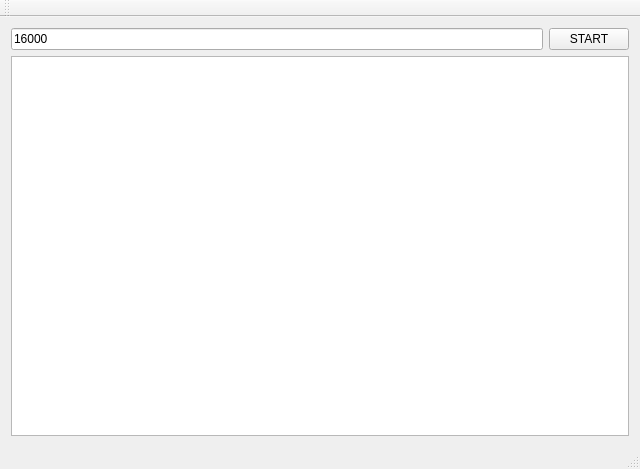
This is unions.ui in fsvymk/unions as Qt 5 draws it before an edit. The edited form follows.
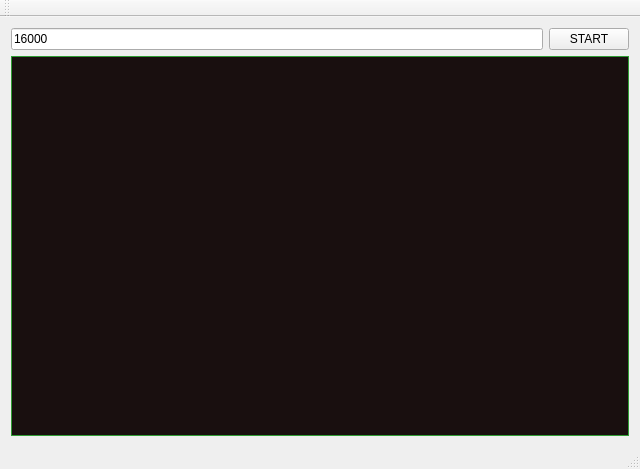
This is the edited form.

Commit message: End of 25-th march

What changed in the file:
```diff
--- a/unions.ui
+++ b/unions.ui
@@ -30,7 +30,428 @@
      </widget>
     </item>
     <item row="1" column="0" colspan="2">
-     <widget class="QPlainTextEdit" name="plainTextEdit"/>
+     <widget class="QPlainTextEdit" name="plainTextEdit">
+      <property name="palette">
+       <palette>
+        <active>
+         <colorrole role="WindowText">
+          <brush brushstyle="SolidPattern">
+           <color alpha="255">
+            <red>0</red>
+            <green>0</green>
+            <blue>0</blue>
+           </color>
+          </brush>
+         </colorrole>
+         <colorrole role="Button">
+          <brush brushstyle="SolidPattern">
+           <color alpha="255">
+            <red>62</red>
+            <green>202</green>
+            <blue>67</blue>
+           </color>
+          </brush>
+         </colorrole>
+         <colorrole role="Light">
+          <brush brushstyle="SolidPattern">
+           <color alpha="255">
+            <red>126</red>
+            <green>255</green>
+            <blue>131</blue>
+           </color>
+          </brush>
+         </colorrole>
+         <colorrole role="Midlight">
+          <brush brushstyle="SolidPattern">
+           <color alpha="255">
+            <red>94</red>
+            <green>228</green>
+            <blue>99</blue>
+           </color>
+          </brush>
+         </colorrole>
+         <colorrole role="Dark">
+          <brush brushstyle="SolidPattern">
+           <color alpha="255">
+            <red>31</red>
+            <green>101</green>
+            <blue>33</blue>
+           </color>
+          </brush>
+         </colorrole>
+         <colorrole role="Mid">
+          <brush brushstyle="SolidPattern">
+           <color alpha="255">
+            <red>41</red>
+            <green>135</green>
+            <blue>44</blue>
+           </color>
+          </brush>
+         </colorrole>
+         <colorrole role="Text">
+          <brush brushstyle="SolidPattern">
+           <color alpha="255">
+            <red>38</red>
+            <green>230</green>
+            <blue>24</blue>
+           </color>
+          </brush>
+         </colorrole>
+         <colorrole role="BrightText">
+          <brush brushstyle="SolidPattern">
+           <color alpha="255">
+            <red>255</red>
+            <green>255</green>
+            <blue>255</blue>
+           </color>
+          </brush>
+         </colorrole>
+         <colorrole role="ButtonText">
+          <brush brushstyle="SolidPattern">
+           <color alpha="255">
+            <red>0</red>
+            <green>0</green>
+            <blue>0</blue>
+           </color>
+          </brush>
+         </colorrole>
+         <colorrole role="Base">
+          <brush brushstyle="SolidPattern">
+           <color alpha="255">
+            <red>25</red>
+            <green>15</green>
+            <blue>15</blue>
+           </color>
+          </brush>
+         </colorrole>
+         <colorrole role="Window">
+          <brush brushstyle="SolidPattern">
+           <color alpha="255">
+            <red>62</red>
+            <green>202</green>
+            <blue>67</blue>
+           </color>
+          </brush>
+         </colorrole>
+         <colorrole role="Shadow">
+          <brush brushstyle="SolidPattern">
+           <color alpha="255">
+            <red>0</red>
+            <green>0</green>
+            <blue>0</blue>
+           </color>
+          </brush>
+         </colorrole>
+         <colorrole role="AlternateBase">
+          <brush brushstyle="SolidPattern">
+           <color alpha="255">
+            <red>158</red>
+            <green>228</green>
+            <blue>161</blue>
+           </color>
+          </brush>
+         </colorrole>
+         <colorrole role="ToolTipBase">
+          <brush brushstyle="SolidPattern">
+           <color alpha="255">
+            <red>255</red>
+            <green>255</green>
+            <blue>220</blue>
+           </color>
+          </brush>
+         </colorrole>
+         <colorrole role="ToolTipText">
+          <brush brushstyle="SolidPattern">
+           <color alpha="255">
+            <red>0</red>
+            <green>0</green>
+            <blue>0</blue>
+           </color>
+          </brush>
+         </colorrole>
+        </active>
+        <inactive>
+         <colorrole role="WindowText">
+          <brush brushstyle="SolidPattern">
+           <color alpha="255">
+            <red>0</red>
+            <green>0</green>
+            <blue>0</blue>
+           </color>
+          </brush>
+         </colorrole>
+         <colorrole role="Button">
+          <brush brushstyle="SolidPattern">
+           <color alpha="255">
+            <red>62</red>
+            <green>202</green>
+            <blue>67</blue>
+           </color>
+          </brush>
+         </colorrole>
+         <colorrole role="Light">
+          <brush brushstyle="SolidPattern">
+           <color alpha="255">
+            <red>126</red>
+            <green>255</green>
+            <blue>131</blue>
+           </color>
+          </brush>
+         </colorrole>
+         <colorrole role="Midlight">
+          <brush brushstyle="SolidPattern">
+           <color alpha="255">
+            <red>94</red>
+            <green>228</green>
+            <blue>99</blue>
+           </color>
+          </brush>
+         </colorrole>
+         <colorrole role="Dark">
+          <brush brushstyle="SolidPattern">
+           <color alpha="255">
+            <red>31</red>
+            <green>101</green>
+            <blue>33</blue>
+           </color>
+          </brush>
+         </colorrole>
+         <colorrole role="Mid">
+          <brush brushstyle="SolidPattern">
+           <color alpha="255">
+            <red>41</red>
+            <green>135</green>
+            <blue>44</blue>
+           </color>
+          </brush>
+         </colorrole>
+         <colorrole role="Text">
+          <brush brushstyle="SolidPattern">
+           <color alpha="255">
+            <red>38</red>
+            <green>230</green>
+            <blue>24</blue>
+           </color>
+          </brush>
+         </colorrole>
+         <colorrole role="BrightText">
+          <brush brushstyle="SolidPattern">
+           <color alpha="255">
+            <red>255</red>
+            <green>255</green>
+            <blue>255</blue>
+           </color>
+          </brush>
+         </colorrole>
+         <colorrole role="ButtonText">
+          <brush brushstyle="SolidPattern">
+           <color alpha="255">
+            <red>0</red>
+            <green>0</green>
+            <blue>0</blue>
+           </color>
+          </brush>
+         </colorrole>
+         <colorrole role="Base">
+          <brush brushstyle="SolidPattern">
+           <color alpha="255">
+            <red>25</red>
+            <green>15</green>
+            <blue>15</blue>
+           </color>
+          </brush>
+         </colorrole>
+         <colorrole role="Window">
+          <brush brushstyle="SolidPattern">
+           <color alpha="255">
+            <red>62</red>
+            <green>202</green>
+            <blue>67</blue>
+           </color>
+          </brush>
+         </colorrole>
+         <colorrole role="Shadow">
+          <brush brushstyle="SolidPattern">
+           <color alpha="255">
+            <red>0</red>
+            <green>0</green>
+            <blue>0</blue>
+           </color>
+          </brush>
+         </colorrole>
+         <colorrole role="AlternateBase">
+          <brush brushstyle="SolidPattern">
+           <color alpha="255">
+            <red>158</red>
+            <green>228</green>
+            <blue>161</blue>
+           </color>
+          </brush>
+         </colorrole>
+         <colorrole role="ToolTipBase">
+          <brush brushstyle="SolidPattern">
+           <color alpha="255">
+            <red>255</red>
+            <green>255</green>
+            <blue>220</blue>
+           </color>
+          </brush>
+         </colorrole>
+         <colorrole role="ToolTipText">
+          <brush brushstyle="SolidPattern">
+           <color alpha="255">
+            <red>0</red>
+            <green>0</green>
+            <blue>0</blue>
+           </color>
+          </brush>
+         </colorrole>
+        </inactive>
+        <disabled>
+         <colorrole role="WindowText">
+          <brush brushstyle="SolidPattern">
+           <color alpha="255">
+            <red>31</red>
+            <green>101</green>
+            <blue>33</blue>
+           </color>
+          </brush>
+         </colorrole>
+         <colorrole role="Button">
+          <brush brushstyle="SolidPattern">
+           <color alpha="255">
+            <red>62</red>
+            <green>202</green>
+            <blue>67</blue>
+           </color>
+          </brush>
+         </colorrole>
+         <colorrole role="Light">
+          <brush brushstyle="SolidPattern">
+           <color alpha="255">
+            <red>126</red>
+            <green>255</green>
+            <blue>131</blue>
+           </color>
+          </brush>
+         </colorrole>
+         <colorrole role="Midlight">
+          <brush brushstyle="SolidPattern">
+           <color alpha="255">
+            <red>94</red>
+            <green>228</green>
+            <blue>99</blue>
+           </color>
+          </brush>
+         </colorrole>
+         <colorrole role="Dark">
+          <brush brushstyle="SolidPattern">
+           <color alpha="255">
+            <red>31</red>
+            <green>101</green>
+            <blue>33</blue>
+           </color>
+          </brush>
+         </colorrole>
+         <colorrole role="Mid">
+          <brush brushstyle="SolidPattern">
+           <color alpha="255">
+            <red>41</red>
+            <green>135</green>
+            <blue>44</blue>
+           </color>
+          </brush>
+         </colorrole>
+         <colorrole role="Text">
+          <brush brushstyle="SolidPattern">
+           <color alpha="255">
+            <red>31</red>
+            <green>101</green>
+            <blue>33</blue>
+           </color>
+          </brush>
+         </colorrole>
+         <colorrole role="BrightText">
+          <brush brushstyle="SolidPattern">
+           <color alpha="255">
+            <red>255</red>
+            <green>255</green>
+            <blue>255</blue>
+           </color>
+          </brush>
+         </colorrole>
+         <colorrole role="ButtonText">
+          <brush brushstyle="SolidPattern">
+           <color alpha="255">
+            <red>31</red>
+            <green>101</green>
+            <blue>33</blue>
+           </color>
+          </brush>
+         </colorrole>
+         <colorrole role="Base">
+          <brush brushstyle="SolidPattern">
+           <color alpha="255">
+            <red>62</red>
+            <green>202</green>
+            <blue>67</blue>
+           </color>
+          </brush>
+         </colorrole>
+         <colorrole role="Window">
+          <brush brushstyle="SolidPattern">
+           <color alpha="255">
+            <red>62</red>
+            <green>202</green>
+            <blue>67</blue>
+           </color>
+          </brush>
+         </colorrole>
+         <colorrole role="Shadow">
+          <brush brushstyle="SolidPattern">
+           <color alpha="255">
+            <red>0</red>
+            <green>0</green>
+            <blue>0</blue>
+           </color>
+          </brush>
+         </colorrole>
+         <colorrole role="AlternateBase">
+          <brush brushstyle="SolidPattern">
+           <color alpha="255">
+            <red>62</red>
+            <green>202</green>
+            <blue>67</blue>
+           </color>
+          </brush>
+         </colorrole>
+         <colorrole role="ToolTipBase">
+          <brush brushstyle="SolidPattern">
+           <color alpha="255">
+            <red>255</red>
+            <green>255</green>
+            <blue>220</blue>
+           </color>
+          </brush>
+         </colorrole>
+         <colorrole role="ToolTipText">
+          <brush brushstyle="SolidPattern">
+           <color alpha="255">
+            <red>0</red>
+            <green>0</green>
+            <blue>0</blue>
+           </color>
+          </brush>
+         </colorrole>
+        </disabled>
+       </palette>
+      </property>
+      <property name="font">
+       <font>
+        <family>Monospace</family>
+       </font>
+      </property>
+     </widget>
     </item>
    </layout>
   </widget>
```
Left out of the diff: 2 changed lines with no effect on the pictures. The commit also changes 2 other files.
